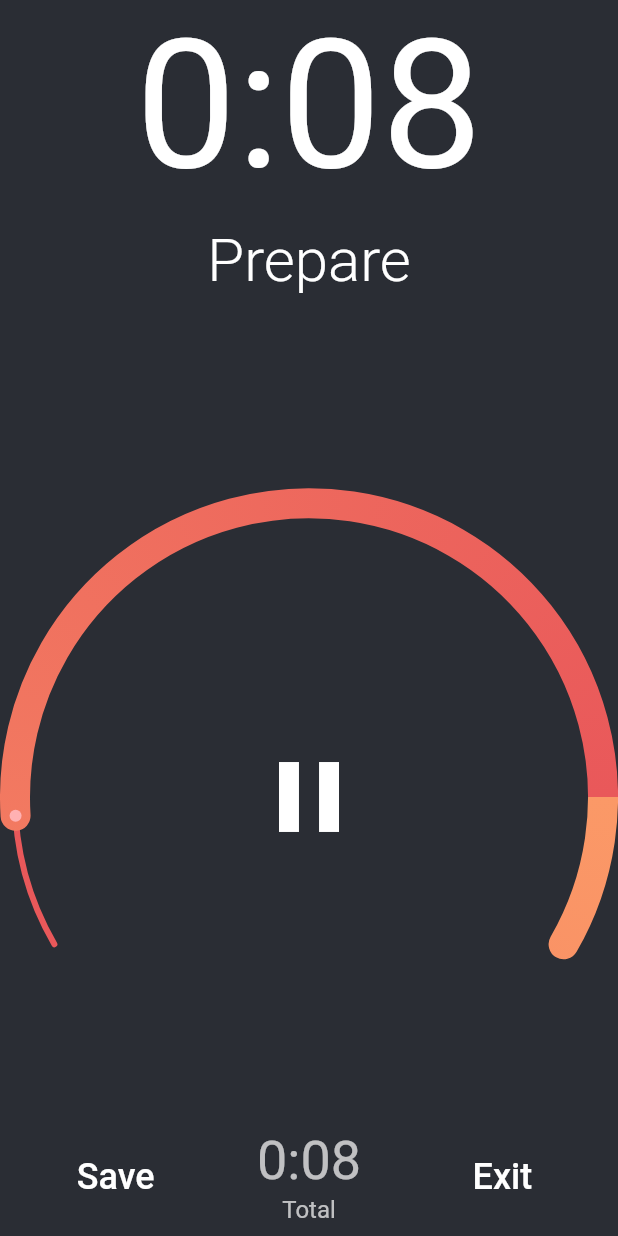
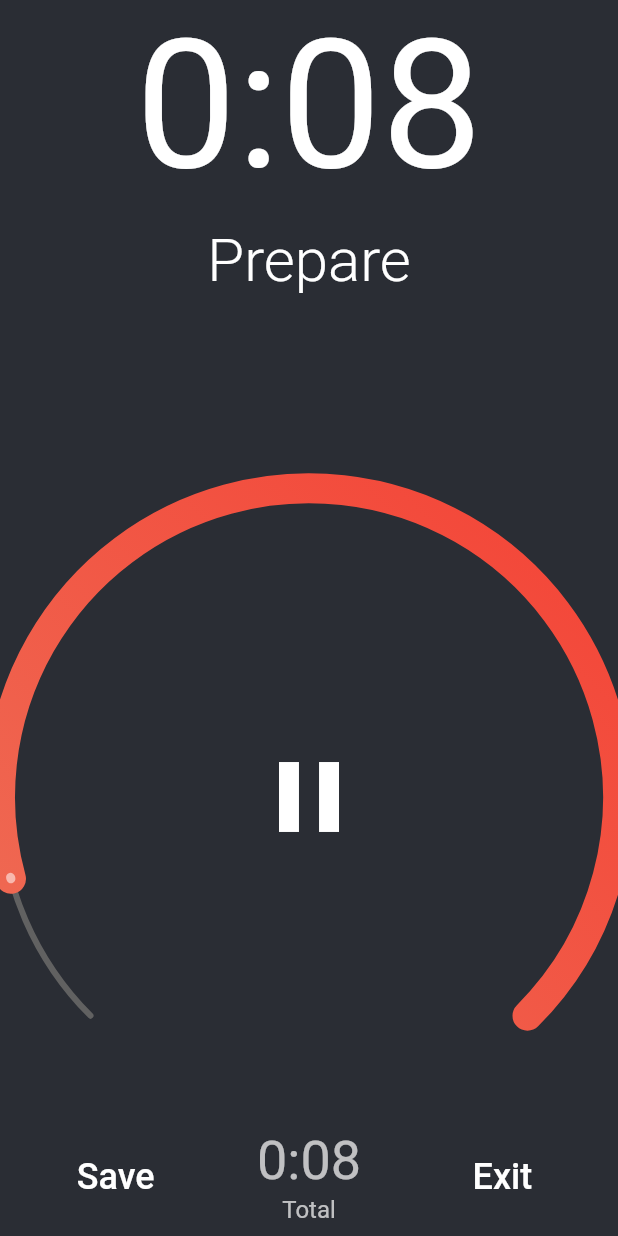
Before and after one commit to martinjedwabny/protalyze, a Flutter app: the CountDownPage screen opened directly with empty values, after a tap on the "play arrow" icon, on a phone screen of 412 x 824 dp. Run offline on Flutter 3.47's test engine with Material 2 defaults, Android fonts, the light colour scheme and no system bars; drawn by our look-alikes of auto_size_text, sleek_circular_slider; our stand-ins replace audioplayers, cloud_firestore, firebase_auth, firebase_core, google_fonts, wakelock; missing offline and left inert: cloud_firestore_web, firebase_auth_web, firebase_core_web; accounts and stored records are empty.

Commit message:
Fix countdown lagging

```diff
--- a/lib/pages/CountdownPage.dart
+++ b/lib/pages/CountdownPage.dart
@@ -1,3 +1,5 @@
+import 'dart:math';
+
 import 'package:Protalyze/bloc/PastWorkoutNotifier.dart';
 import 'package:Protalyze/config/Palette.dart';
 import 'package:Protalyze/config/Themes.dart';
@@ -7,6 +9,7 @@ import 'package:Protalyze/domain/Workout.dart';
 import 'package:Protalyze/misc/DurationFormatter.dart';
 import 'package:Protalyze/misc/ScreenPersist.dart';
 import 'package:Protalyze/misc/WorkoutToCountdownAdapter.dart';
+import 'package:Protalyze/widgets/CustomTimerPainter.dart';
 import 'package:Protalyze/widgets/SingleMessageConfirmationDialog.dart';
 import 'package:auto_size_text/auto_size_text.dart';
 import 'package:flutter/material.dart';
@@ -146,21 +149,20 @@ class _CountDownPageState extends State<CountDownPage> with TickerProviderStateM
             child: Stack(
               children: <Widget>[
                 Positioned.fill(
-                  child: SleekCircularSlider(
-                    appearance: CircularSliderAppearance(
-                      customColors: CustomSliderColors(
-                      dotColor: Color(0xFFFFB1B2),
-                      trackColor: Color(0xFFE9585A),
-                      progressBarColors: [Color(0xFFFB9967), Color(0xFFE9585A)]),
-                      counterClockwise: true,
-                      startAngle: 30,
-                      infoProperties: InfoProperties(
-                        mainLabelStyle: TextStyle(fontSize: 0)),
-                      customWidths: CustomSliderWidths(trackWidth: 4, progressBarWidth: 20, shadowWidth: 0)),
-                    min: 0.0,
-                    max: 1.0,
-                    initialValue: this._controller.value,
-                  )
+                  child:
+                  AnimatedBuilder(
+                  animation: this._controller,
+                  builder:
+                      (BuildContext context, Widget child) {
+                    return CustomPaint(
+                        painter: CustomTimerPainter(
+                          animation: this._controller,
+                          backgroundColor: Colors.grey[700],
+                          color1: Themes.normal.accentColor,
+                          color2: Colors.red,
+                    ));
+                  },
+                ),
                 ),
                 Center(child:
                   AnimatedBuilder(
--- a/lib/pages/TabsPage.dart
+++ b/lib/pages/TabsPage.dart
@@ -1,6 +1,5 @@
 import 'package:Protalyze/bloc/PastWorkoutNotifier.dart';
 import 'package:Protalyze/bloc/WorkoutNotifier.dart';
-import 'package:Protalyze/config/Themes.dart';
 import 'package:Protalyze/pages/PastWorkoutSelectionPage.dart';
 import 'package:Protalyze/persistance/Authentication.dart';
 import 'package:Protalyze/pages/WorkoutSelectionPage.dart';
--- a/lib/pages/WorkoutDisplayPage.dart
+++ b/lib/pages/WorkoutDisplayPage.dart
@@ -47,7 +47,7 @@ class _WorkoutDisplayPageState extends State<WorkoutDisplayPage> {
     );
     return FloatingScaffold(
       appBar: AppBar(
-        title: Text(widget.workout.name),
+        title: FittedBox(fit:BoxFit.fitWidth, child: Text(widget.workout.name)),
         actions: this.widget.canEdit ? [editButton, addBlockButton] : null,
       ),
       body: getListViewFromWorkout(this.widget.workout),
--- /dev/null
+++ b/lib/widgets/CustomTimerPainter.dart
@@ -0,0 +1,55 @@
+import 'dart:math';
+
+import 'package:flutter/material.dart';
+
+class CustomTimerPainter extends CustomPainter {
+  CustomTimerPainter({
+    this.animation,
+    this.backgroundColor,
+    this.color1,
+    this.color2,
+  }) : super(repaint: animation);
+
+  final Animation<double> animation;
+  final Color backgroundColor, color1, color2;
+
+  @override
+  void paint(Canvas canvas, Size size) {
+    Rect rect = Offset.zero & size;
+    LinearGradient gradient = LinearGradient(
+      begin: Alignment.topRight,
+      end: Alignment.bottomLeft,
+      colors: [
+        color2,
+        color1,
+      ],
+    );
+    Paint paintBack = Paint()
+      ..color = backgroundColor
+      ..strokeWidth = 4
+      ..strokeCap = StrokeCap.round
+      ..style = PaintingStyle.stroke;
+    Paint paintFront = Paint()
+      ..strokeWidth = 20
+      ..strokeCap = StrokeCap.round
+      ..style = PaintingStyle.stroke
+      ..shader = gradient.createShader(rect);
+    Paint paintPoint = Paint()
+      ..color = Colors.white.withAlpha(0x88)
+      ..strokeWidth = 6
+      ..strokeCap = StrokeCap.round
+      ..style = PaintingStyle.stroke;
+    double progress = animation.value * 1.5 * pi;
+    double start = pi * 0.75 + (1 - animation.value) * 1.5 * pi;
+    canvas.drawArc(rect, pi * 0.75, pi * 1.5, false, paintBack);
+    canvas.drawArc(rect, start, progress, false, paintFront);
+    canvas.drawArc(rect, start, 0.005, false, paintPoint);
+  }
+
+  @override
+  bool shouldRepaint(CustomTimerPainter old) {
+    return animation.value != old.animation.value ||
+        color1 != old.color1 ||
+        backgroundColor != old.backgroundColor;
+  }
+}
--- a/lib/widgets/SalomonBottomBar.dart
+++ b/lib/widgets/SalomonBottomBar.dart
@@ -99,10 +99,6 @@ class SalomonBottomBar extends StatelessWidget {
                           ),
                           ClipRect(
                             child: SizedBox(
-                              /// TODO: Constrain item height without a fixed value
-                              ///
-                              /// The Align property appears to make these full height, would be
-                              /// best to find a way to make it respond only to padding.
                               height: 20,
                               child: Align(
                                 alignment: Alignment(-0.2, 0.0),
--- a/pubspec.yaml
+++ b/pubspec.yaml
@@ -32,7 +32,6 @@ dependencies:
   provider: ^4.3.1
   wakelock: ^0.1.4+2
   auto_size_text: ^2.1.0
-  sleek_circular_slider : ^1.2.0+web
 
 
 
```
Also changed, not shown: pubspec.lock.
